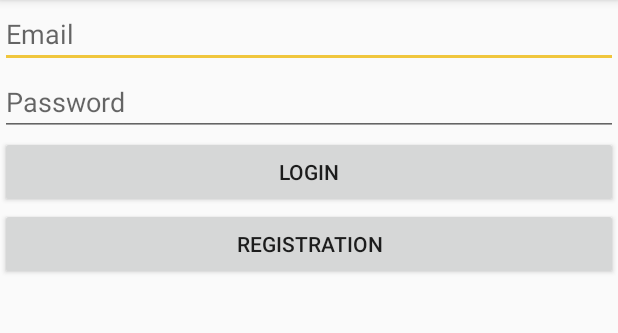
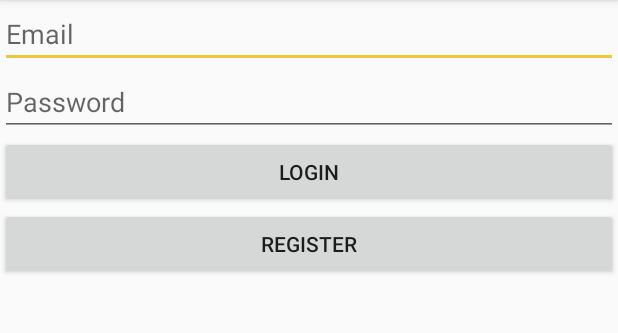
Before and after one commit to jeanoskii/Go-Guro, an Android app: the CustomerLoginActivity screen opened directly, with no data from a screen before it, on a phone screen of 412 x 824 dp, the part 84-417 px from its top. Run offline under Robolectric (Android 15) with nearby library versions, the phone set to English and light mode, and no system bars; our stand-ins replace Firebase (no records; nobody signed in at launch, a user with empty details on screens opened directly); 1 statement that could not run was skipped.

Commit message:
- added Send Message button on Customer - added input types for driver and customer login

```diff
--- a/app/src/main/res/layout/activity_customer_login.xml
+++ b/app/src/main/res/layout/activity_customer_login.xml
@@ -11,12 +11,14 @@
         android:layout_width="match_parent"
         android:layout_height="wrap_content"
         android:hint="Email"
-        android:id="@+id/email"/>
+        android:id="@+id/email"
+        android:inputType="textEmailAddress"/>
     <EditText
         android:layout_width="match_parent"
         android:layout_height="wrap_content"
         android:hint="Password"
-        android:id="@+id/password"/>
+        android:id="@+id/password"
+        android:inputType="textPassword"/>
     <Button
         android:layout_width="match_parent"
         android:layout_height="wrap_content"
@@ -25,7 +27,7 @@
     <Button
         android:layout_width="match_parent"
         android:layout_height="wrap_content"
-        android:text="Registration"
+        android:text="Register"
         android:id="@+id/registration"/>
 
 </LinearLayout>
--- a/app/src/main/res/layout/activity_customer_map.xml
+++ b/app/src/main/res/layout/activity_customer_map.xml
@@ -107,7 +107,13 @@
                     android:layout_gravity="center"
                     android:numStars="5"
                     android:stepSize="0.1"/>
+                <Button
+                    android:layout_width="match_parent"
+                    android:layout_height="match_parent"
+                    android:id="@+id/sendMessage"
+                    android:text="Send Message"/>
             </LinearLayout>
+
         </LinearLayout>
         <LinearLayout
             android:background="@android:color/white"
```
Also changed, not shown: app/src/main/java/com/upou/jeano/uber/CustomerMapActivity.java (+15 -1 lines), app/src/main/res/layout/activity_driver_login.xml (+5 -3 lines).
